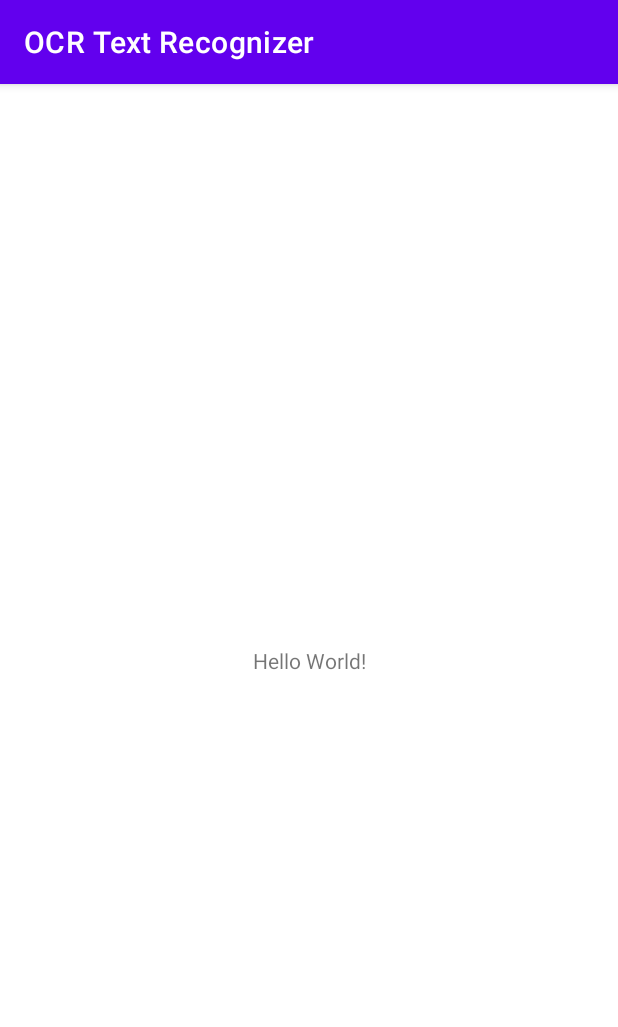
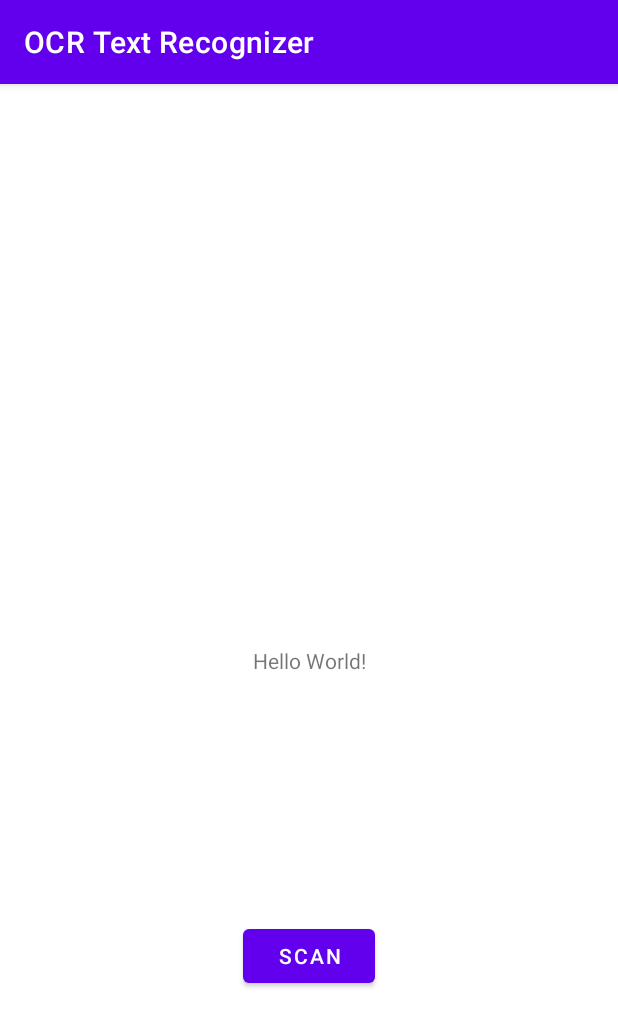
Before and after one commit to sanit7722/OCR_Text_Recognizer, an Android app: the screen it shows after launch (MainActivity), on a phone screen of 412 x 824 dp. Shown: the top 1027 px of the screen. Run offline under Robolectric (Android 15) with nearby library versions, the phone set to English and light mode, and no system bars; libraries missing offline, so code that uses them is left out: com.google.android.gms.

Commit message:
Added Scan button and text to speech

```diff
--- a/app/src/main/java/com/sanit/ocrtextrecognizer/MainActivity.java
+++ b/app/src/main/java/com/sanit/ocrtextrecognizer/MainActivity.java
@@ -1,19 +1,136 @@
 package com.sanit.ocrtextrecognizer;
 
 import androidx.appcompat.app.AppCompatActivity;
+import androidx.core.app.ActivityCompat;
 
+import android.Manifest;
+import android.content.pm.PackageManager;
+import android.os.Build;
 import android.os.Bundle;
+import android.os.Handler;
+import android.os.Looper;
+import android.speech.tts.TextToSpeech;
+import android.util.SparseArray;
+import android.view.SurfaceHolder;
+import android.view.SurfaceView;
 import android.view.View;
+import android.widget.TextView;
+
+import com.google.android.gms.vision.CameraSource;
+import com.google.android.gms.vision.Detector;
+import com.google.android.gms.vision.text.TextBlock;
+import com.google.android.gms.vision.text.TextRecognizer;
+
+import java.io.IOException;
+
+import static android.Manifest.permission.CAMERA;
 
 public class MainActivity extends AppCompatActivity {
+    private TextView textView;
+    private SurfaceView surfaceView;
+    private CameraSource cameraSource;
+    private TextRecognizer textRecognizer;
+    private String stringResult = null;
+    private TextToSpeech textToSpeech;
+
 
     @Override
     protected void onCreate(Bundle savedInstanceState) {
         super.onCreate(savedInstanceState);
         setContentView(R.layout.activity_main);
+        ActivityCompat.requestPermissions(this, new String[]{CAMERA}, PackageManager.PERMISSION_GRANTED);
+        textToSpeech = new TextToSpeech(this, new TextToSpeech.OnInitListener() {
+            @Override
+            public void onInit(int status) {
+
+            }
+        });
+    }
+
+    @Override
+    protected void onDestroy() {
+        super.onDestroy();
+        cameraSource.release();
+    }
+
+    private void setTextRecognizer() {
+        textRecognizer = new TextRecognizer.Builder(getApplicationContext()).build();
+        cameraSource = new CameraSource.Builder(getApplicationContext(), textRecognizer).setRequestedPreviewSize(1200, 1024).build();
+        surfaceView = findViewById(R.id.surfaceView);
+        surfaceView.getHolder().addCallback(new SurfaceHolder.Callback() {
+            @Override
+            public void surfaceCreated(SurfaceHolder holder) {
+                try {
+                    if (ActivityCompat.checkSelfPermission(getApplicationContext(), Manifest.permission.CAMERA) != PackageManager.PERMISSION_GRANTED) {
+                        // TODO: Consider calling
+                        //    ActivityCompat#requestPermissions
+                        // here to request the missing permissions, and then overriding
+                        //   public void onRequestPermissionsResult(int requestCode, String[] permissions,
+                        //                                          int[] grantResults)
+                        // to handle the case where the user grants the permission. See the documentation
+                        // for ActivityCompat#requestPermissions for more details.
+                        return;
+                    }
+                    cameraSource.start(surfaceView.getHolder());
+                } catch (IOException e) {
+                    e.printStackTrace();
+                }
+            }
+
+            @Override
+            public void surfaceChanged(SurfaceHolder holder, int format, int width, int height) {
+
+            }
+
+            @Override
+            public void surfaceDestroyed(SurfaceHolder holder) {
+
+                cameraSource.stop();
+            }
+        });
+        textRecognizer.setProcessor(new Detector.Processor<TextBlock>() {
+            @Override
+            public void release() {
+
+            }
+
+            @Override
+            public void receiveDetections(Detector.Detections<TextBlock> detections) {
+
+                SparseArray<TextBlock> sparseArray=detections.getDetectedItems();
+                StringBuilder stringBuilder=new StringBuilder();
+                for(int i=1;i<sparseArray.size();++i){
+                    TextBlock textBlock=sparseArray.valueAt(i);
+                    if(textBlock!=null&& textBlock.getValue()!=null){
+                        stringBuilder.append(textBlock.getValue()+" ");
+                    }
+                }
+                final String stringText=stringBuilder.toString();
+                Handler handler=new Handler(Looper.getMainLooper());
+                handler.post(new Runnable() {
+                    @Override
+                    public void run() {
+                        stringResult=stringText;
+                        onResultBack();
+                    }
+                });
+            }
+
+        });
+    }
+
+    private void onResultBack() {
+        setContentView(R.layout.activity_main);
+        textView = findViewById(R.id.textView);
+        textView.setText(stringResult);
+        if (Build.VERSION.SDK_INT >= Build.VERSION_CODES.LOLLIPOP) {
+            textToSpeech.speak(stringResult, TextToSpeech.QUEUE_FLUSH, null, null);
+        }
     }
     public void onScanButton(View v){
 
+        setContentView(R.layout.surface_view);
+        setTextRecognizer();
 
     }
 }
--- a/app/src/main/res/layout/activity_main.xml
+++ b/app/src/main/res/layout/activity_main.xml
@@ -2,11 +2,13 @@
 <androidx.constraintlayout.widget.ConstraintLayout xmlns:android="http://schemas.android.com/apk/res/android"
     xmlns:app="http://schemas.android.com/apk/res-auto"
     xmlns:tools="http://schemas.android.com/tools"
+    android:id="@+id/recText"
     android:layout_width="match_parent"
     android:layout_height="match_parent"
     tools:context=".MainActivity">
 
     <TextView
+        android:id="@+id/textView"
         android:layout_width="wrap_content"
         android:layout_height="wrap_content"
         android:text="Hello World!"
@@ -15,4 +17,15 @@
         app:layout_constraintRight_toRightOf="parent"
         app:layout_constraintTop_toTopOf="parent" />
 
+    <Button
+        android:id="@+id/scanButton"
+        android:layout_width="wrap_content"
+        android:layout_height="wrap_content"
+        android:onClick="onScanButton"
+        android:text="Scan"
+        app:layout_constraintBottom_toBottomOf="parent"
+        app:layout_constraintEnd_toEndOf="parent"
+        app:layout_constraintStart_toStartOf="parent"
+        app:layout_constraintTop_toBottomOf="@+id/textView" />
+
 </androidx.constraintlayout.widget.ConstraintLayout>
--- a/app/src/main/res/values/strings.xml
+++ b/app/src/main/res/values/strings.xml
@@ -1,3 +1,4 @@
 <resources>
     <string name="app_name">OCR Text Recognizer</string>
+    <string name="button">Button</string>
 </resources>
```
Also changed, not shown: app/src/main/res/layout/surface_view.xml (added, +17 -0 lines).
